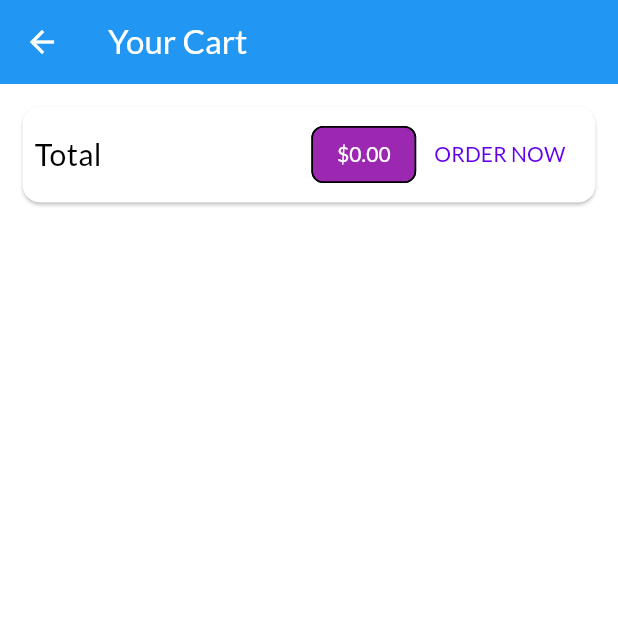
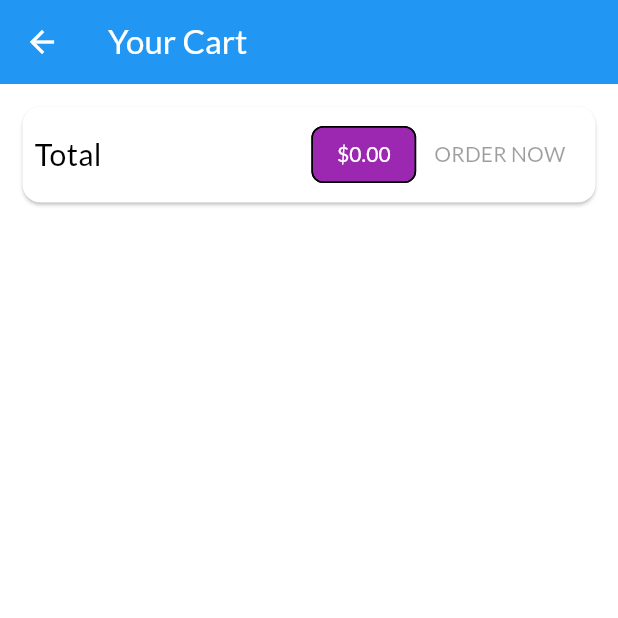
Before and after one commit to TommyyFeltre/shop, a Flutter app: the CartPage screen opened by its route, on a phone screen of 412 x 824 dp, the top half of it. Run offline on Flutter 3.47's test engine with Material 3 defaults, Android fonts, the phone set to English and light mode, and no system bars; network calls fail.

```diff
--- /dev/null
+++ b/lib/models/http_exception.dart
@@ -0,0 +1,10 @@
+class HttpException implements Exception {
+  final String message;
+
+  HttpException(this.message);
+
+  @override
+  String toString() {
+    return message;
+  }
+}
--- a/lib/pages/cart.dart
+++ b/lib/pages/cart.dart
@@ -11,6 +11,7 @@ class CartPage extends StatelessWidget {
   @override
   Widget build(BuildContext context) {
     final cartProvider = Provider.of<Cart>(context);
+    final scaffoldMessenger = ScaffoldMessenger.of(context);
     return Scaffold(
       appBar: AppBar(
         title: const Text('Your Cart'),
@@ -34,13 +35,7 @@ class CartPage extends StatelessWidget {
                     labelStyle: const TextStyle(color: Colors.white),
                     backgroundColor: Theme.of(context).primaryColor,
                   ),
-                  TextButton(
-                    onPressed: () {
-                      Provider.of<Orders>(context, listen: false).addOrder(cartProvider.items.values.toList(), cartProvider.totalAmount);
-                      cartProvider.clear();
-                    },
-                    child: const Text('ORDER NOW')
-                  )
+                  OrderButton(cartProvider: cartProvider, scaffoldMessenger: scaffoldMessenger)
                 ],
               ),
             ),
@@ -63,3 +58,53 @@ class CartPage extends StatelessWidget {
     );
   }
 }
+
+class OrderButton extends StatefulWidget {
+  const OrderButton({
+    super.key,
+    required this.cartProvider,
+    required this.scaffoldMessenger,
+  });
+
+  final Cart cartProvider;
+  final ScaffoldMessengerState scaffoldMessenger;
+
+  @override
+  State<OrderButton> createState() => _OrderButtonState();
+}
+
+class _OrderButtonState extends State<OrderButton> {
+  bool _isLoading = false;
+
+  @override
+  Widget build(BuildContext context) {
+    return TextButton(
+      onPressed: (widget.cartProvider.totalAmount <= 0 || _isLoading)
+      ? null
+      : () async {
+        setState(() {
+          _isLoading = true;
+        });
+        await Provider.of<Orders>(context, listen: false)
+          .addOrder(widget.cartProvider.items.values.toList(), widget.cartProvider.totalAmount)
+          .catchError((err) {
+            widget.scaffoldMessenger.showSnackBar(
+              const SnackBar(
+                content: Text(
+                  'Could not complete a order',
+                  textAlign: TextAlign.center,
+                )
+              )
+            );
+          });
+          setState(() {
+              _isLoading = false;
+            });
+        widget.cartProvider.clear();
+      },
+      child: _isLoading
+      ? const CircularProgressIndicator()
+      : const Text('ORDER NOW')
+    );
+  }
+}
```
Also changed, not shown: lib/pages/orders.dart (+31 -2 lines), lib/providers/orders.dart (+52 -2 lines), lib/providers/product.dart (+15 -1 lines), lib/providers/products.dart (+13 -5 lines), lib/widgets/product_item.dart (+13 -2 lines), lib/widgets/user_product_item.dart (+13 -2 lines).
